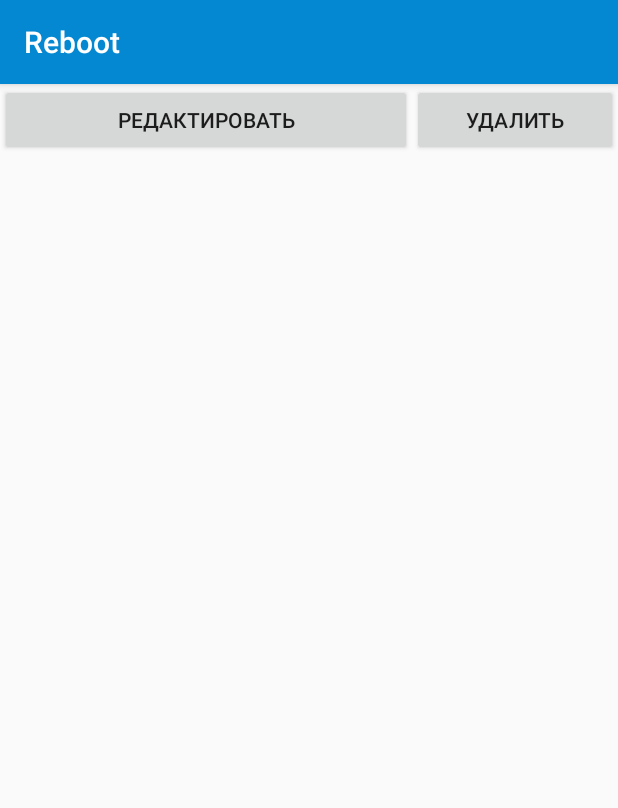
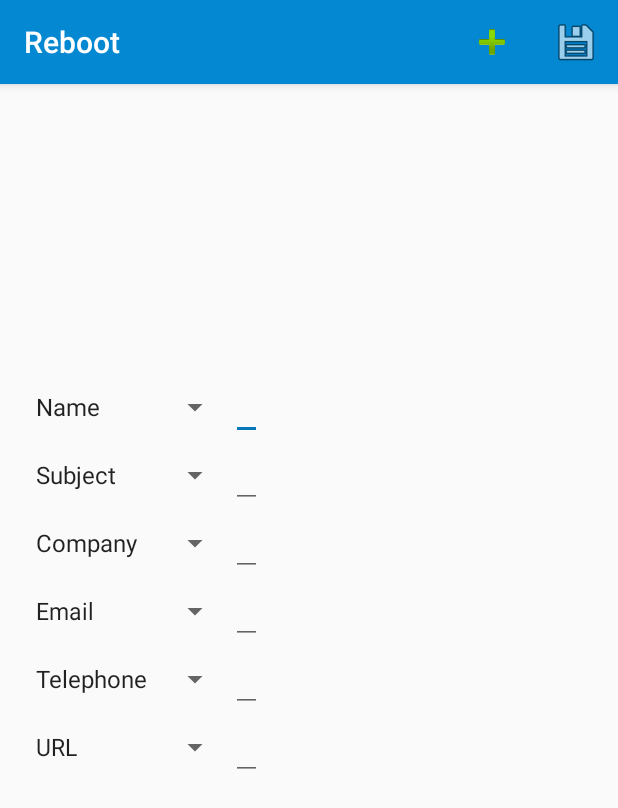
Before and after one commit to kirill9875/Belyaba_Business_cardScan, an Android app: the Main3Activity screen opened directly, with no data from a screen before it, after a tap on "РЕДАКТИРОВАТЬ", on a phone screen of 412 x 824 dp. Shown: the top 808 px of the screen. Run offline under Robolectric (Android 15) with nearby library versions, the light colour scheme and no system bars; pictures from the network do not load; 8 statements that could not run were skipped.

Commit message:
Редактирование

```diff
--- a/app/src/main/java/com/blogspot/atifsoftwares/imagetotextapp/Main2Activity.java
+++ b/app/src/main/java/com/blogspot/atifsoftwares/imagetotextapp/Main2Activity.java
@@ -3,6 +3,8 @@ package com.blogspot.atifsoftwares.imagetotextapp;
 import android.annotation.SuppressLint;
 import android.content.Intent;
 import android.content.pm.PackageManager;
+import android.graphics.Bitmap;
+import android.graphics.BitmapFactory;
 import android.os.Looper;
 import android.support.v7.app.AppCompatActivity;
 import android.os.Bundle;
@@ -51,9 +53,10 @@ public class Main2Activity extends AppCompatActivity {
     final String TELEPHONE = "Telephone";
     final String URL = "URL";
 
+    int id = -1;
     String _Name = "", _Company = "", _Email = "", _Telephone = "", _URL = "",_Subject = "";
 
-
+    int type = -1;
     int idtext = 4000;
     int idspinn = 3000;
     ImageView mPreviewIv;
@@ -75,40 +78,12 @@ public class Main2Activity extends AppCompatActivity {
         super.onCreate(savedInstanceState);
         setContentView(R.layout.activity_main2);
         Intent intent = getIntent();
-        fName = intent.getStringExtra("fname");
-        myUri = Uri.parse(intent.getStringExtra("imageUri"));
-
-        mPreviewIv = findViewById(R.id.imageIv);
-
-        ll = (LinearLayout)findViewById(R.id.liner_for_edittext);
-
-        for (String retval : fName.split("\n")) {
-
-            LinearLayout horisont_liner = new LinearLayout(this);
-            horisont_liner.setOrientation(LinearLayout.HORIZONTAL);
-            horisont_liner.setLayoutParams(new LinearLayout.LayoutParams(LinearLayout.LayoutParams.WRAP_CONTENT, LinearLayout.LayoutParams.WRAP_CONTENT));
-
-            Spinner spin = new Spinner(this);
-            spin.setId(idspinn++);
-
-            ArrayAdapter<String> adapter = new ArrayAdapter<String>(this, android.R.layout.simple_spinner_item, types);
-            adapter.setDropDownViewResource(android.R.layout.simple_spinner_dropdown_item);
-
-            spin.setAdapter(adapter);
-
-            horisont_liner.addView(spin);
-
-            EditText et = new EditText(this);
-            LinearLayout.LayoutParams p = new LinearLayout.LayoutParams(ViewGroup.LayoutParams.MATCH_PARENT, ViewGroup.LayoutParams.WRAP_CONTENT);
-            et.setLayoutParams(p);
-            et.setText(retval);
-            et.setId(idtext++);
-
-
-            horisont_liner.addView(et);
-            ll.addView(horisont_liner);
+        type = intent.getIntExtra("type", -1);
+        if(type == 1){
+            Init1activityFrom1(intent);
+        } else if(type == 3){
+            Init1activityFrom3(intent);
         }
-        mPreviewIv.setImageURI(myUri);
 
     }
 
@@ -160,7 +135,11 @@ public class Main2Activity extends AppCompatActivity {
         result.putExtra("Email", _Email);
         result.putExtra("Telephone", _Telephone);
         result.putExtra("URL", _URL);
-        result.putExtra("URI", myUri.toString());
+        if(type == 1){
+            result.putExtra("URI", myUri.toString());
+        } else if (type == 3){
+            result.putExtra("id", id);
+        }
 
         //work with json
 
@@ -276,4 +255,89 @@ public class Main2Activity extends AppCompatActivity {
         ll.addView(horisont_liner);
 
     }
+
+    protected void Init1activityFrom1(Intent intent) {
+        fName = intent.getStringExtra("fname");
+        myUri = Uri.parse(intent.getStringExtra("imageUri"));
+
+        mPreviewIv = findViewById(R.id.imageIv);
+
+        ll = (LinearLayout)findViewById(R.id.liner_for_edittext);
+
+        for (String retval : fName.split("\n")) {
+            AddNewRow(0,retval);
+        }
+        mPreviewIv.setImageURI(myUri);
+
+    }
+
+    protected void Init1activityFrom3(Intent intent) {
+
+        mPreviewIv = findViewById(R.id.imageIv);
+
+        ll = (LinearLayout)findViewById(R.id.liner_for_edittext);
+
+        //картинка
+        byte[] img = intent.getByteArrayExtra("img");
+        Bitmap bitmap = getImage(img);
+        mPreviewIv.setImageBitmap(bitmap);
+
+        id = intent.getIntExtra("id", -1);
+        String Name = intent.getStringExtra("name");
+        String Subject = intent.getStringExtra("subject");
+        String Company = intent.getStringExtra("company");
+        String Email = intent.getStringExtra("email");
+        String Telephone = intent.getStringExtra("telephone");
+        String URL = intent.getStringExtra("URL");
+
+        for(String retval: Name.split("\n")){
+            AddNewRow(0,retval);
+        }
+        for(String retval: Subject.split("\n")){
+            AddNewRow(1,retval);
+        }
+        for(String retval: Company.split("\n")){
+            AddNewRow(2,retval);
+        }
+        for(String retval: Email.split("\n")){
+            AddNewRow(3,retval);
+        }
+        for(String retval: Telephone.split("\n")){
+            AddNewRow(4,retval);
+        }
+        for(String retval: URL.split("\n")){
+            AddNewRow(5,retval);
+        }
+    }
+
+    protected static Bitmap getImage(byte[] image) {
+        return BitmapFactory.decodeByteArray(image, 0, image.length);
+    }
+
+    protected void AddNewRow(int index, String retval){
+        LinearLayout horisont_liner = new LinearLayout(this);
+        horisont_liner.setOrientation(LinearLayout.HORIZONTAL);
+        horisont_liner.setLayoutParams(new LinearLayout.LayoutParams(LinearLayout.LayoutParams.WRAP_CONTENT, LinearLayout.LayoutParams.WRAP_CONTENT));
+
+        Spinner spin = new Spinner(this);
+        spin.setId(idspinn++);
+
+        ArrayAdapter<String> adapter = new ArrayAdapter<String>(this, android.R.layout.simple_spinner_item, types);
+        adapter.setDropDownViewResource(android.R.layout.simple_spinner_dropdown_item);
+
+        spin.setAdapter(adapter);
+        spin.setSelection(index);
+
+        horisont_liner.addView(spin);
+
+        EditText et = new EditText(this);
+        LinearLayout.LayoutParams p = new LinearLayout.LayoutParams(ViewGroup.LayoutParams.MATCH_PARENT, ViewGroup.LayoutParams.WRAP_CONTENT);
+        et.setLayoutParams(p);
+        et.setText(retval);
+        et.setId(idtext++);
+
+
+        horisont_liner.addView(et);
+        ll.addView(horisont_liner);
+    }
 }
--- a/app/src/main/java/com/blogspot/atifsoftwares/imagetotextapp/Main3Activity.java
+++ b/app/src/main/java/com/blogspot/atifsoftwares/imagetotextapp/Main3Activity.java
@@ -4,8 +4,10 @@ import android.content.Intent;
 import android.graphics.Bitmap;
 import android.graphics.BitmapFactory;
 import android.net.Uri;
+import android.support.annotation.Nullable;
 import android.support.v7.app.AppCompatActivity;
 import android.os.Bundle;
+import android.util.Log;
 import android.view.View;
 import android.widget.Button;
 import android.widget.ImageView;
@@ -15,9 +17,12 @@ import android.widget.TextView;
 
 public class Main3Activity extends AppCompatActivity {
 
+    static final private int ACTIVE3 = 23;
+
     protected Intent result;
 
     protected String name;
+    protected String subject;
     protected String company;
     protected String telephone;
     protected String URL;
@@ -50,6 +55,7 @@ public class Main3Activity extends AppCompatActivity {
         });
 
         name = intent.getStringExtra("name");
+        subject = intent.getStringExtra("subject");
         company = intent.getStringExtra("company");
         telephone = intent.getStringExtra("telephone");
         URL = intent.getStringExtra("URL");
@@ -73,6 +79,11 @@ public class Main3Activity extends AppCompatActivity {
         TextView_name.setLayoutParams(p);
         TextView_name.setText(name);
         main.addView(TextView_name);
+        //Саб
+        TextView TextView_subject = new TextView(this);
+        TextView_subject.setLayoutParams(p);
+        TextView_subject.setText(subject);
+        main.addView(TextView_subject);
         //Компания
         TextView TextView_company = new TextView(this);
         TextView_company.setLayoutParams(p);
@@ -97,15 +108,38 @@ public class Main3Activity extends AppCompatActivity {
 
     protected void dell(int id){
         result.putExtra("id", id);
+        result.putExtra("do", "dell");
         setResult(RESULT_OK, result);
         finish();
     }
 
     protected void edit(int id){
+        Intent intent = new Intent(this, Main2Activity.class);
+        intent.putExtra("id", id);
+        intent.putExtra("type", 3);
+        intent.putExtra("name", name);
+        intent.putExtra("subject", subject);
+        intent.putExtra("company", company);
+        intent.putExtra("telephone", telephone);
+        intent.putExtra("URL", URL);
+        intent.putExtra("email", email);
+        intent.putExtra("img", img);
 
+        startActivityForResult(intent, ACTIVE3);
     }
 
     protected static Bitmap getImage(byte[] image) {
         return BitmapFactory.decodeByteArray(image, 0, image.length);
     }
+
+    @Override
+    protected void onActivityResult(int requestCode, int resultCode, @Nullable Intent data) {
+        if (requestCode == ACTIVE3) {
+            if (resultCode == RESULT_OK) {
+                data.putExtra("do", "edit");
+                setResult(RESULT_OK, data);
+                finish();
+            }
+        }
+    }
 }
```
Also changed, not shown: app/src/main/java/com/blogspot/atifsoftwares/imagetotextapp/MainActivity.java (+23 -7 lines).
